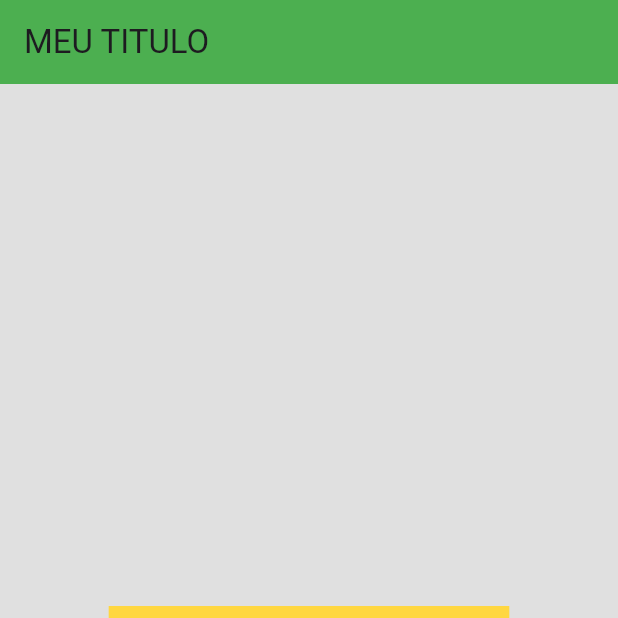
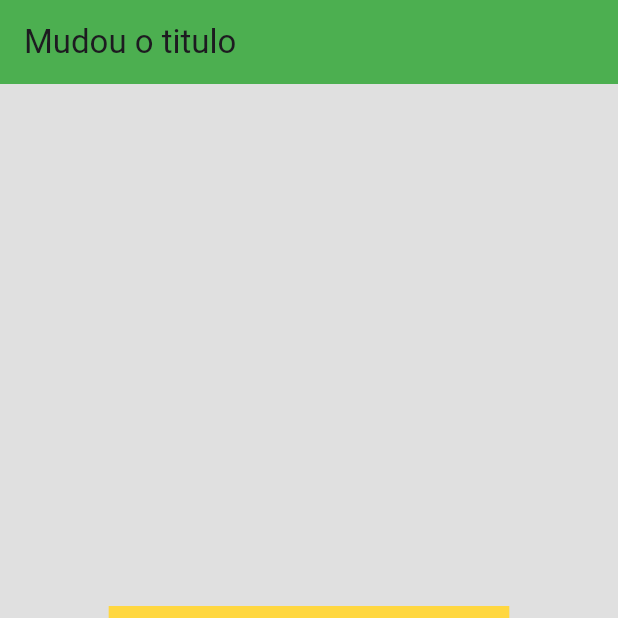
Before and after one commit to glecia27/projetoenxoval, a Flutter app: the screen it shows after launch, on a phone screen of 412 x 824 dp, the top half of it. Run offline on Flutter 3.47's test engine with Material 3 defaults, Android fonts, the phone set to English and light mode, and no system bars.

Commit message:
Mudei o tutilo

```diff
--- a/lib/paginas/home_page.dart
+++ b/lib/paginas/home_page.dart
@@ -7,7 +7,7 @@ class HomePage extends StatelessWidget {
   Widget build(BuildContext context) {
     return SafeArea(
       child: Scaffold(
-        appBar: AppBar(title: Text('MEU TITULO', ), backgroundColor: Colors.green,),
+        appBar: AppBar(title: Text('Mudou o titulo', ), backgroundColor: Colors.green,),
         backgroundColor: Colors.grey[300],
         body: Column(
           mainAxisAlignment: MainAxisAlignment.center,
```
